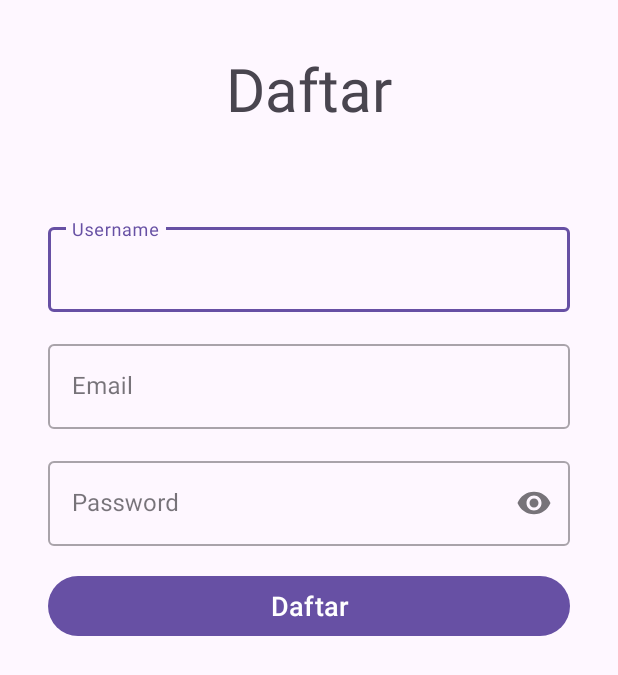
After one commit to givnnx/bankSampah, an Android app: the layout activity_register_user.xml on its own in the app's theme, with its tools: preview values and no code run, on a phone screen of 412 x 824 dp. The commit adds this screen. Shown: the top 675 px of the screen. Run offline under Robolectric (Android 15) with nearby library versions, the phone set to English and light mode, and no system bars.

Commit message:
- Update Login

```diff
--- a/app/build.gradle
+++ b/app/build.gradle
@@ -2,6 +2,7 @@ plugins {
     id 'com.android.application'
     id 'org.jetbrains.kotlin.android'
     id 'kotlin-kapt'
+    id 'com.google.gms.google-services'
 }
 
 android {
@@ -42,6 +43,8 @@ dependencies {
     implementation 'androidx.appcompat:appcompat:1.6.1'
     implementation 'com.google.android.material:material:1.5.0'
     implementation 'androidx.constraintlayout:constraintlayout:2.1.4'
+    implementation 'com.google.firebase:firebase-auth-ktx:22.1.0'
+    implementation 'com.google.firebase:firebase-database-ktx:20.2.2'
     testImplementation 'junit:junit:4.13.2'
     androidTestImplementation 'androidx.test.ext:junit:1.1.5'
     androidTestImplementation 'androidx.test.espresso:espresso-core:3.5.1'
--- a/app/src/main/java/com/giovanni/banksampah/ui/user/riwayat/RiwayatActivity.kt
+++ b/app/src/main/java/com/giovanni/banksampah/ui/user/riwayat/RiwayatActivity.kt
@@ -9,7 +9,7 @@ import com.giovanni.banksampah.databinding.ActivityRiwayatBinding
 import com.giovanni.banksampah.model.Model
 import com.giovanni.banksampah.ui.ViewModelFactory
 
-class RiwayatActivity() : AppCompatActivity() {
+class RiwayatActivity : AppCompatActivity() {
     private lateinit var binding: ActivityRiwayatBinding
     private lateinit var viewModel: RiwayatViewModel
     override fun onCreate(savedInstanceState: Bundle?) {
--- /dev/null
+++ b/app/src/main/res/layout/activity_register_user.xml
@@ -0,0 +1,99 @@
+<?xml version="1.0" encoding="utf-8"?>
+<ScrollView xmlns:android="http://schemas.android.com/apk/res/android"
+    xmlns:app="http://schemas.android.com/apk/res-auto"
+    xmlns:tools="http://schemas.android.com/tools"
+    android:layout_width="match_parent"
+    android:layout_height="match_parent"
+    tools:context=".ui.user.register.RegisterUserActivity">
+
+    <androidx.constraintlayout.widget.ConstraintLayout
+        android:layout_width="match_parent"
+        android:layout_height="wrap_content">
+
+        <TextView
+            android:id="@+id/tv_register"
+            android:layout_width="wrap_content"
+            android:layout_height="wrap_content"
+            android:layout_marginTop="32dp"
+            android:text="Daftar"
+            android:textSize="40sp"
+            app:layout_constraintEnd_toEndOf="parent"
+            app:layout_constraintStart_toStartOf="parent"
+            app:layout_constraintTop_toTopOf="parent" />
+
+        <com.google.android.material.textfield.TextInputLayout
+            android:id="@+id/ed_username_layout"
+            style="@style/Widget.MaterialComponents.TextInputLayout.OutlinedBox"
+            android:layout_width="match_parent"
+            android:layout_height="wrap_content"
+            android:layout_marginStart="32dp"
+            android:layout_marginTop="60dp"
+            android:layout_marginEnd="32dp"
+            android:hint="Username"
+            app:layout_constraintEnd_toEndOf="parent"
+            app:layout_constraintStart_toStartOf="parent"
+            app:layout_constraintTop_toBottomOf="@+id/tv_register">
+
+            <com.google.android.material.textfield.TextInputEditText
+                android:id="@+id/ed_username"
+                android:layout_width="match_parent"
+                android:layout_height="wrap_content" />
+
+        </com.google.android.material.textfield.TextInputLayout>
+
+        <com.google.android.material.textfield.TextInputLayout
+            android:id="@+id/ed_email_layout"
+            style="@style/Widget.MaterialComponents.TextInputLayout.OutlinedBox"
+            android:layout_width="match_parent"
+            android:layout_height="wrap_content"
+            android:layout_marginStart="32dp"
+            android:layout_marginTop="16dp"
+            android:layout_marginEnd="32dp"
+            android:hint="Email"
+            app:layout_constraintEnd_toEndOf="parent"
+            app:layout_constraintStart_toStartOf="parent"
+            app:layout_constraintTop_toBottomOf="@+id/ed_username_layout">
+
+            <com.google.android.material.textfield.TextInputEditText
+                android:id="@+id/ed_email"
+                android:layout_width="match_parent"
+                android:layout_height="wrap_content" />
+
+        </com.google.android.material.textfield.TextInputLayout>
+
+        <com.google.android.material.textfield.TextInputLayout
+            android:id="@+id/ed_password_layout"
+            style="@style/Widget.MaterialComponents.TextInputLayout.OutlinedBox"
+            android:layout_width="match_parent"
+            android:layout_height="wrap_content"
+            android:layout_marginStart="32dp"
+            android:layout_marginTop="16dp"
+            android:layout_marginEnd="32dp"
+            android:hint="Password"
+            app:endIconMode="password_toggle"
+            app:layout_constraintEnd_toEndOf="parent"
+            app:layout_constraintStart_toStartOf="parent"
+            app:layout_constraintTop_toBottomOf="@+id/ed_email_layout">
+
+            <com.google.android.material.textfield.TextInputEditText
+                android:id="@+id/ed_password"
+                android:layout_width="match_parent"
+                android:layout_height="wrap_content"
+                android:inputType="textPassword" />
+
+        </com.google.android.material.textfield.TextInputLayout>
+
+        <Button
+            android:id="@+id/btn_register"
+            android:layout_width="0dp"
+            android:layout_height="wrap_content"
+            android:layout_marginTop="16dp"
+            android:text="Daftar"
+            android:textSize="18sp"
+            app:layout_constraintEnd_toEndOf="@+id/ed_password_layout"
+            app:layout_constraintStart_toStartOf="@+id/ed_password_layout"
+            app:layout_constraintTop_toBottomOf="@+id/ed_password_layout" />
+
+    </androidx.constraintlayout.widget.ConstraintLayout>
+
+</ScrollView>
--- a/build.gradle
+++ b/build.gradle
@@ -1,4 +1,8 @@
-// Top-level build file where you can add configuration options common to all sub-projects/modules.
+buildscript {
+    dependencies {
+        classpath 'com.google.gms:google-services:4.3.15'
+    }
+}// Top-level build file where you can add configuration options common to all sub-projects/modules.
 plugins {
     id 'com.android.application' version '8.0.2' apply false
     id 'com.android.library' version '8.0.2' apply false
```
Also changed, not shown: app/src/main/AndroidManifest.xml (+13 -6 lines), app/src/main/java/com/giovanni/banksampah/model/UserModel.kt (added, +9 -0 lines), app/src/main/java/com/giovanni/banksampah/ui/user/register/RegisterUserActivity.kt (added, +75 -0 lines).
